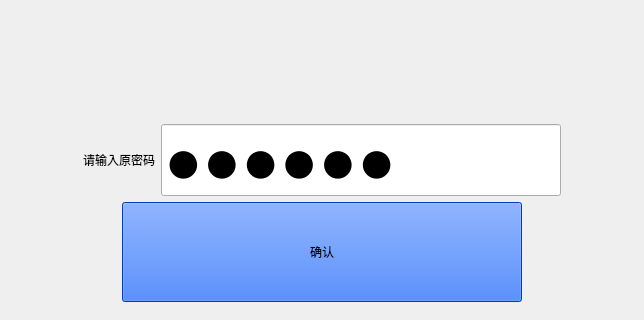
Before: the Qt Designer form SSCard_System/up_Inputpwd.ui in leithergit/SSCard_System, drawn with Qt 5; both pictures show x 259 to 903 and y 216 to 536 of the 1161 by 652 pixel window.
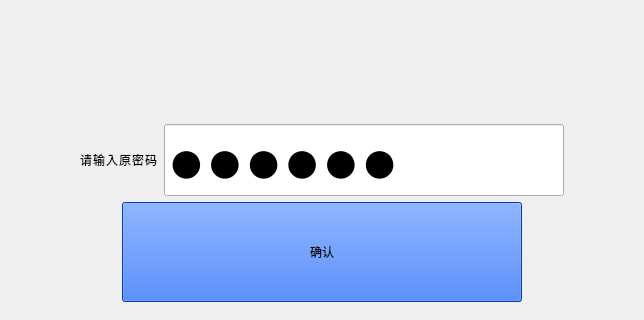
After: the same form once the commit is applied. Icons and pictures are not drawn.

Diff of the .ui file:
```diff
--- a/SSCard_System/up_Inputpwd.ui
+++ b/SSCard_System/up_Inputpwd.ui
@@ -80,7 +80,10 @@
           </size>
          </property>
          <property name="styleSheet">
-          <string notr="true">font: 25 48pt &quot;Microsoft YaHei UI&quot;;
+          <string notr="true">font:48pt &quot;思源黑体 CN Medium&quot;;
+font-weight: normal;
+line-height: 49px;
+letter-spacing: 1px;
 color: rgb(0, 0, 0);</string>
          </property>
          <property name="text">
@@ -127,6 +130,9 @@
          <property name="cursorPosition">
           <number>6</number>
          </property>
+         <property name="readOnly">
+          <bool>true</bool>
+         </property>
         </widget>
        </item>
       </layout>
```
Left out of the diff: 3 changed lines with no effect on the pictures.
